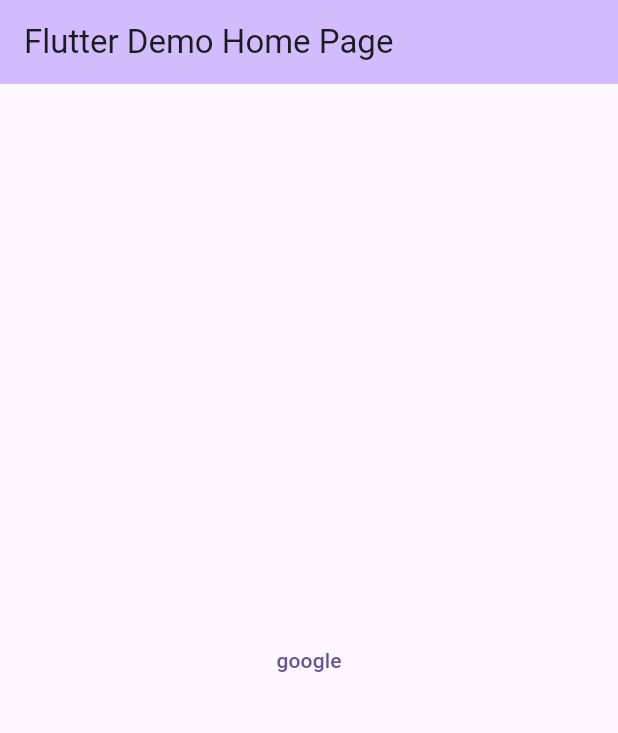
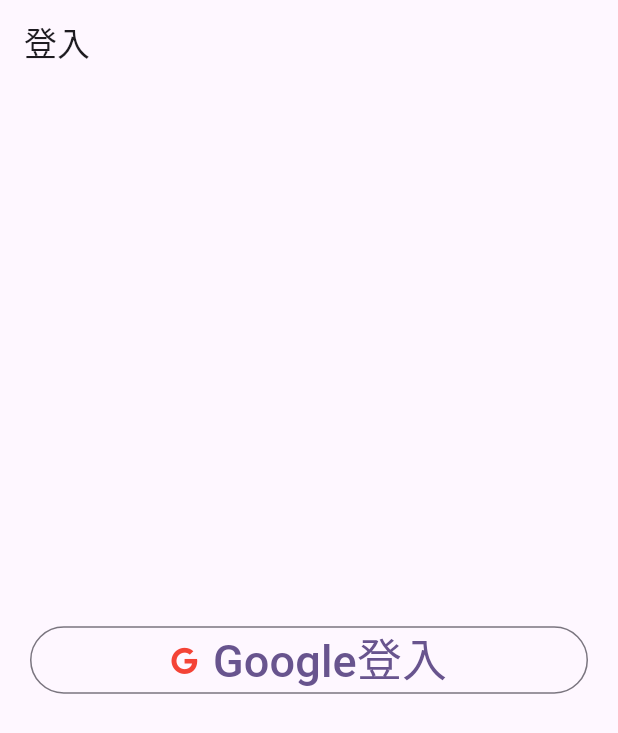
Before and after one commit to henry0523ho/flutter_final, a Flutter app: the screen it shows after launch, on a phone screen of 412 x 824 dp. Shown: the top 733 px of the screen. Run offline on Flutter 3.47's test engine with Material 3 defaults, Android fonts, the phone set to English and light mode, and no system bars; our stand-ins replace firebase_core, font_awesome_flutter; accounts and stored records are empty.

Commit message:
splash sreen and login UI

```diff
--- a/lib/main.dart
+++ b/lib/main.dart
@@ -1,5 +1,7 @@
 import 'package:flutter/material.dart';
 import 'package:firebase_core/firebase_core.dart';
+import 'package:flutter_final/features/splash_screen/splash_screen.dart';
+import 'package:flutter_final/user_auth/presentation/pages/login_page.dart';
 import 'firebase_options.dart';
 
 Future<void> main() async {
@@ -17,42 +19,50 @@ class MyApp extends StatelessWidget {
   @override
   Widget build(BuildContext context) {
     return MaterialApp(
+      debugShowCheckedModeBanner: false,
       title: 'Flutter Demo',
       theme: ThemeData(
         colorScheme: ColorScheme.fromSeed(seedColor: Colors.deepPurple),
         useMaterial3: true,
       ),
-      home: const MyHomePage(title: 'Flutter Demo Home Page'),
+      // home: const MyHomePage(title: 'Flutter Demo Home Page'),
+      routes: {
+        '/': (context) => const SplashScreen(
+              text: "我的遊戲",
+              child: LoginPage(),
+            ),
+
+      },
     );
   }
 }
 
-class MyHomePage extends StatefulWidget {
-  const MyHomePage({super.key, required this.title});
+// class MyHomePage extends StatefulWidget {
+//   const MyHomePage({super.key, required this.title});
 
-  final String title;
+//   final String title;
 
-  @override
-  State<MyHomePage> createState() => _MyHomePageState();
-}
+//   @override
+//   State<MyHomePage> createState() => _MyHomePageState();
+// }
 
-class _MyHomePageState extends State<MyHomePage> {
+// class _MyHomePageState extends State<MyHomePage> {
 
-  @override
-  Widget build(BuildContext context) {
-    return Scaffold(
-      appBar: AppBar(
-        backgroundColor: Theme.of(context).colorScheme.inversePrimary,
-        title: Text(widget.title),
-      ),
-      body: Center(
-        child: Column(
-          mainAxisAlignment: MainAxisAlignment.center,
-          children: <Widget>[
-            TextButton(onPressed: (){} , child: const Text("google")),
-          ],
-        ),
-      ), // This trailing comma makes auto-formatting nicer for build methods.
-    );
-  }
-}
+//   @override
+//   Widget build(BuildContext context) {
+//     return Scaffold(
+//       appBar: AppBar(
+//         backgroundColor: Theme.of(context).colorScheme.inversePrimary,
+//         title: Text(widget.title),
+//       ),
+//       body: Center(
+//         child: Column(
+//           mainAxisAlignment: MainAxisAlignment.center,
+//           children: <Widget>[
+//             TextButton(onPressed: (){} , child: const Text("google")),
+//           ],
+//         ),
+//       ), // This trailing comma makes auto-formatting nicer for build methods.
+//     );
+//   }
+// }
--- /dev/null
+++ b/lib/user_auth/presentation/pages/login_page.dart
@@ -0,0 +1,160 @@
+// import 'package:firebase_auth/firebase_auth.dart';
+import 'package:flutter/material.dart';
+import 'package:font_awesome_flutter/font_awesome_flutter.dart';
+
+class LoginPage extends StatefulWidget {
+  const LoginPage({super.key});
+  @override
+  State<LoginPage> createState() => _LoginPageState();
+}
+
+class _LoginPageState extends State<LoginPage> {
+  @override
+  Widget build(BuildContext context) {
+    return Scaffold(
+      appBar: AppBar(
+        automaticallyImplyLeading: false,
+        title: const Text("登入"),
+      ),
+      body: Padding(
+        padding: const EdgeInsets.all(20),
+        child: Center(
+          child: Column(
+            mainAxisAlignment: MainAxisAlignment.center,
+            children: [
+              OutlinedButton(
+                  onPressed: () {},
+                  child: const Row(
+                    mainAxisAlignment: MainAxisAlignment.center,
+                    children: [
+                      Icon(
+                        FontAwesomeIcons.google,
+                        color: Colors.red,
+                      ),
+                      SizedBox(
+                        width: 10,
+                      ),
+                      Text(
+                        "Google登入",
+                        style: TextStyle(fontSize: 30),
+                      )
+                    ],
+                  )),
+            ],
+          ),
+        ),
+      ),
+    );
+  }
+}
+
+
+
+// class LoginPage extends StatefulWidget {
+//   const LoginPage({super.key});
+
+//   @override
+//   State<LoginPage> createState() => _LoginPageState();
+// }
+
+// class _LoginPageState extends State<LoginPage> {
+//   bool _isSigning = false;
+//   final FirebaseAuthService _auth = FirebaseAuthService();
+//   final FirebaseAuth _firebaseAuth = FirebaseAuth.instance;
+//   TextEditingController _emailController = TextEditingController();
+//   TextEditingController _passwordController = TextEditingController();
+
+//   @override
+//   void dispose() {
+//     _emailController.dispose();
+//     _passwordController.dispose();
+//     super.dispose();
+//   }
+
+//   @override
+//   Widget build(BuildContext context) {
+//     return Scaffold(
+//       appBar: AppBar(
+//         automaticallyImplyLeading: false,
+//         title: const Text("Login"),
+//       ),
+//       body: Center(
+//         child: Padding(
+//           padding: const EdgeInsets.symmetric(horizontal: 15),
+//           child: Column(
+//             mainAxisAlignment: MainAxisAlignment.center,
+//             children: [
+//               const Text(
+//                 "Login",
+//                 style: TextStyle(fontSize: 27, fontWeight: FontWeight.bold),
+//               ),
+//               const SizedBox(height: 10,),
+//               GestureDetector(
+//                 onTap: () {
+//                   _signInWithGoogle();
+
+//                 },
+//                 child: Container(
+//                   width: double.infinity,
+//                   height: 45,
+//                   decoration: BoxDecoration(
+//                     color: Colors.red,
+//                     borderRadius: BorderRadius.circular(10),
+//                   ),
+//                   child: const Center(
+//                     child: Row(
+//                       mainAxisAlignment: MainAxisAlignment.center,
+//                       children: [
+//                         Icon(FontAwesomeIcons.google, color: Colors.white,),
+//                         SizedBox(width: 5,),
+//                         Text(
+//                           "Sign in with Google",
+//                           style: TextStyle(
+//                             color: Colors.white,
+//                             fontWeight: FontWeight.bold,
+//                           ),
+//                         ),
+//                       ],
+//                     ),
+//                   ),
+//                 ),
+//               ),
+
+//             ],
+//           ),
+//         ),
+//       ),
+//     );
+//   }
+
+
+//   _signInWithGoogle()async{
+
+//     final GoogleSignIn _googleSignIn = GoogleSignIn();
+
+//     try {
+
+//       final GoogleSignInAccount? googleSignInAccount = await _googleSignIn.signIn();
+
+//       if(googleSignInAccount != null ){
+//         final GoogleSignInAuthentication googleSignInAuthentication = await
+//         googleSignInAccount.authentication;
+
+//         final AuthCredential credential = GoogleAuthProvider.credential(
+//           idToken: googleSignInAuthentication.idToken,
+//           accessToken: googleSignInAuthentication.accessToken,
+//         );
+
+//         await _firebaseAuth.signInWithCredential(credential);
+//         Navigator.pushNamed(context, "/home");
+//       }
+
+//     }catch(e) {
+// showToast(message: "some error occured $e");
+//     }
+
+
+//   }
+
+
+// }
--- a/pubspec.yaml
+++ b/pubspec.yaml
@@ -36,6 +36,9 @@ dependencies:
   # Use with the CupertinoIcons class for iOS style icons.
   cupertino_icons: ^1.0.6
   firebase_core: ^2.31.0
+  firebase_auth: ^4.19.5
+  cloud_firestore: ^4.17.3
+  font_awesome_flutter: ^10.7.0
 
 dev_dependencies:
   flutter_test:
```
Also changed, not shown: lib/features/splash_screen/splash_screen.dart (added, +39 -0 lines), pubspec.lock.
